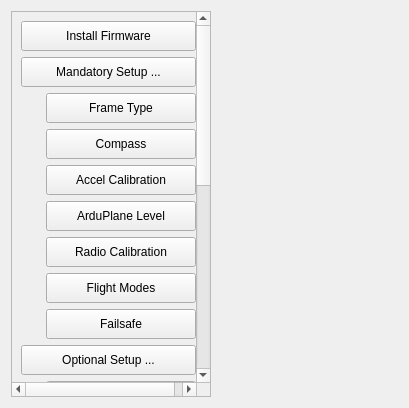
Qt form src/ui/configuration/ApmHardwareConfig.ui (ArduPilot/apm_planner) before a commit.
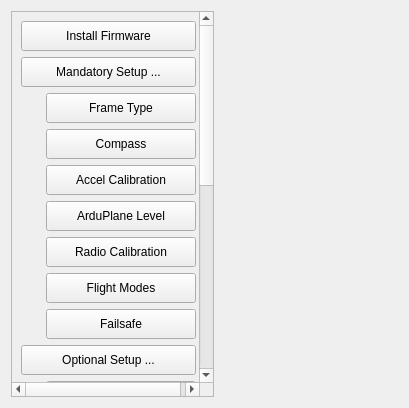
The same form after that commit. Icons and pictures are not drawn.

Commit message: Initial Setup: Fix unnecessary horizontal scrollbar showing

The edit to the form file:
```diff
--- a/src/ui/configuration/ApmHardwareConfig.ui
+++ b/src/ui/configuration/ApmHardwareConfig.ui
@@ -12,7 +12,7 @@
   </property>
   <property name="minimumSize">
    <size>
-    <width>175</width>
+    <width>180</width>
     <height>0</height>
    </size>
   </property>
@@ -30,7 +30,7 @@
      </property>
      <property name="minimumSize">
       <size>
-       <width>200</width>
+       <width>203</width>
        <height>0</height>
       </size>
      </property>
@@ -48,7 +48,7 @@
        <rect>
         <x>0</x>
         <y>0</y>
-        <width>199</width>
+        <width>201</width>
         <height>747</height>
        </rect>
       </property>
```
